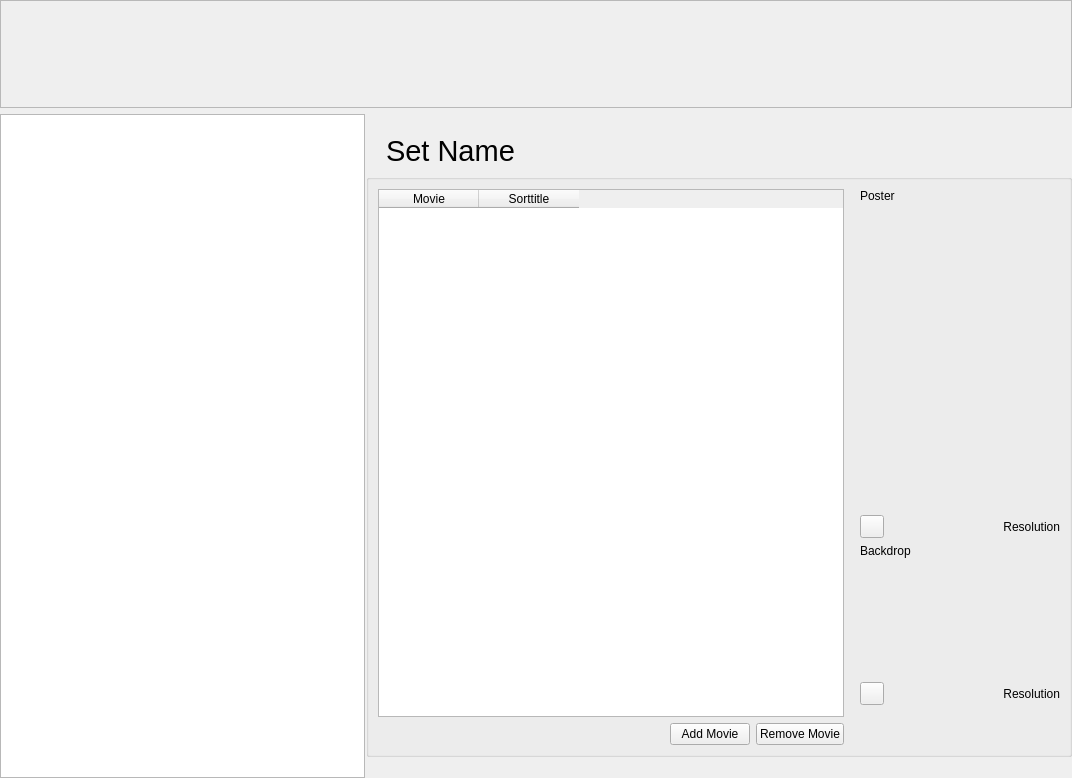
This is src/ui/movie_sets/SetsWidget.ui in ImanuelBertrand/MediaElch as Qt 5 draws it before an edit. The edited form follows.
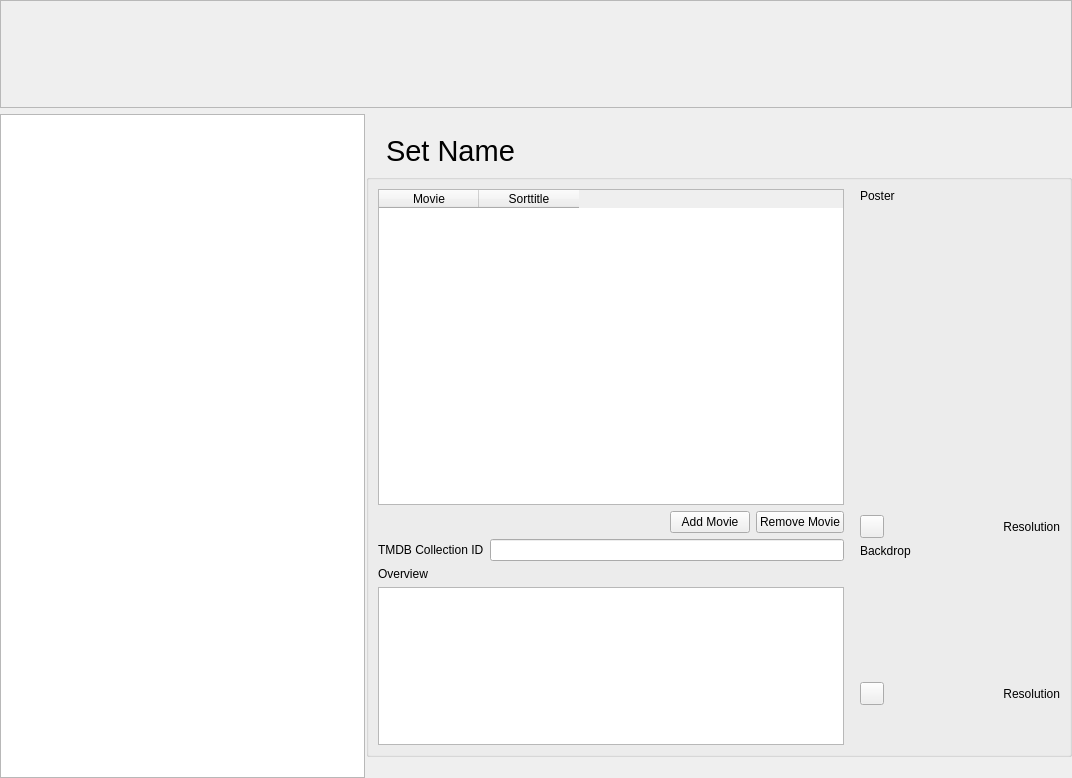
This is the edited form. Icons and pictures are not drawn. Custom widgets are drawn as their Qt base class.

Commit message: feat(movie sets): edit a set's overview and id, and mirror them into its movies

```diff
--- a/src/ui/movie_sets/SetsWidget.ui
+++ b/src/ui/movie_sets/SetsWidget.ui
@@ -136,7 +136,7 @@
          </property>
          <layout class="QHBoxLayout" name="horizontalLayout_2">
           <item>
-           <layout class="QVBoxLayout" name="verticalLayout_3" stretch="1,0">
+           <layout class="QVBoxLayout" name="verticalLayout_3" stretch="2,0,0,0,1">
             <item>
              <widget class="QTableWidget" name="movies">
               <property name="alternatingRowColors">
@@ -200,6 +200,38 @@
               </item>
              </layout>
             </item>
+            <item>
+             <layout class="QHBoxLayout" name="horizontalLayout_tmdbId">
+              <item>
+               <widget class="QLabel" name="labelTmdbId">
+                <property name="text">
+                 <string>TMDB Collection ID</string>
+                </property>
+               </widget>
+              </item>
+              <item>
+               <widget class="QLineEdit" name="tmdbId">
+                <property name="toolTip">
+                 <string>The collection's id on TheMovieDB. Stored in every movie of the set, and in the movie set file where there is one.</string>
+                </property>
+               </widget>
+              </item>
+             </layout>
+            </item>
+            <item>
+             <widget class="QLabel" name="labelOverview">
+              <property name="text">
+               <string>Overview</string>
+              </property>
+             </widget>
+            </item>
+            <item>
+             <widget class="QPlainTextEdit" name="overview">
+              <property name="toolTip">
+               <string>The collection's overview. Stored in every movie of the set, and in the movie set file where there is one.</string>
+              </property>
+             </widget>
+            </item>
            </layout>
           </item>
           <item>
```
The commit also changes 4 other files.
